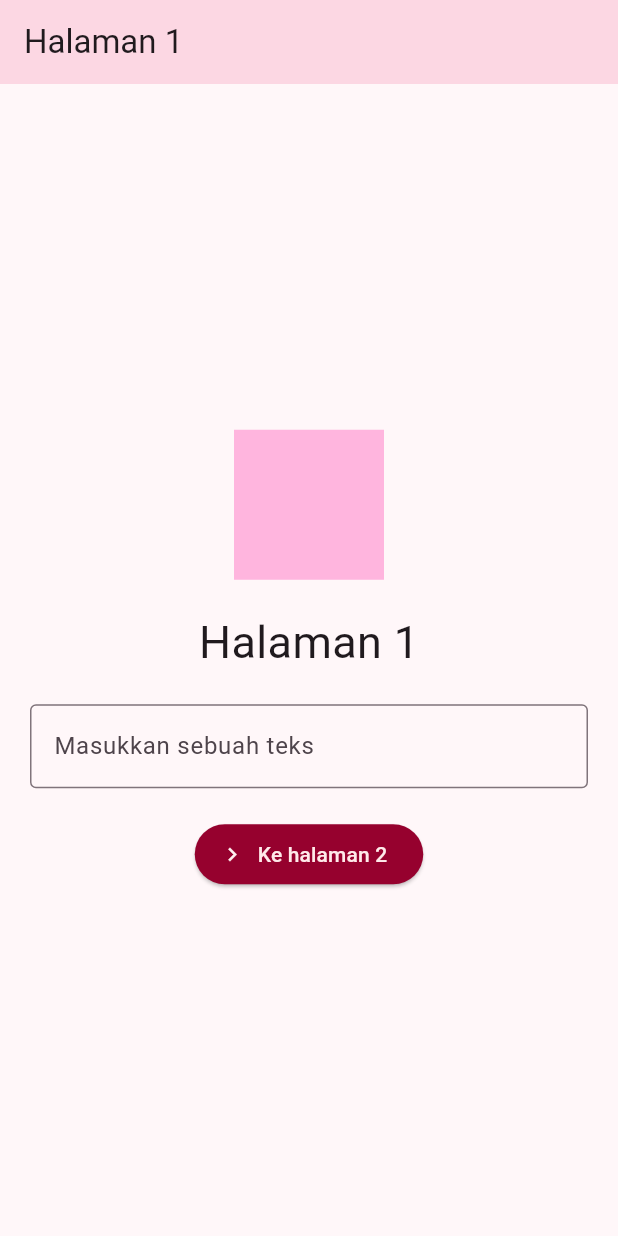
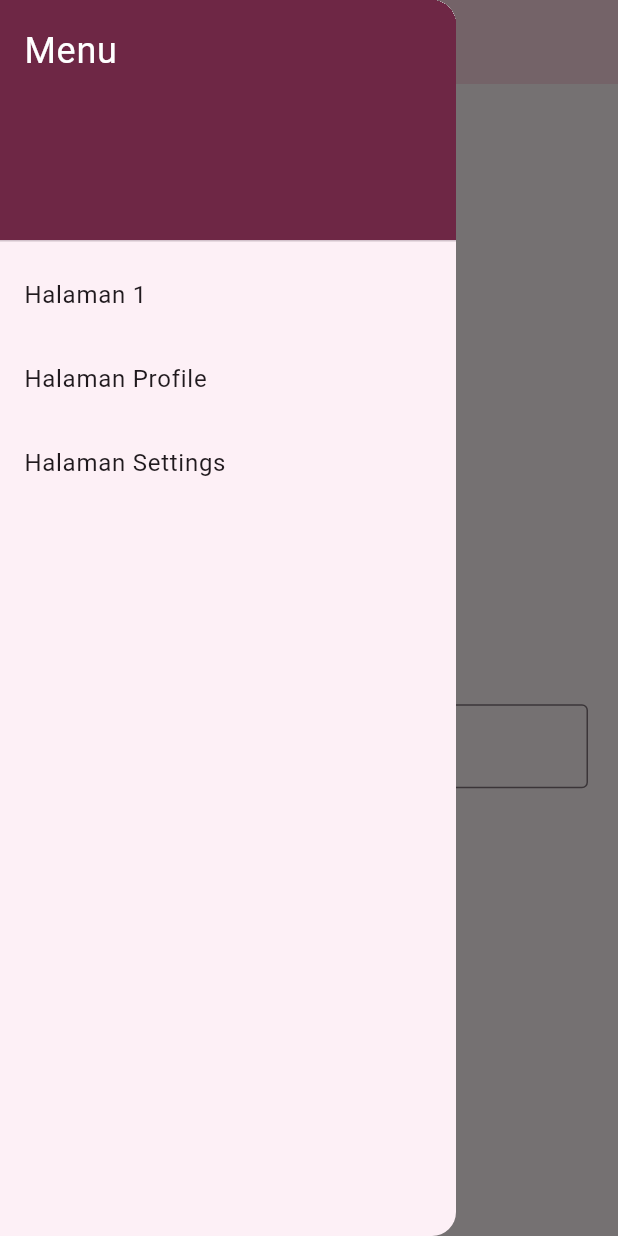
Before and after one commit to aureliazahra/navigation-tugas-project, a Flutter app: the screen it shows after launch, with the side drawer open (before the commit the screen has no drawer), on a phone screen of 412 x 824 dp. Run offline on Flutter 3.47's test engine with Material 3 defaults, Android fonts, the phone set to English and light mode, and no system bars.

Commit message:
add drawer

```diff
--- a/lib/views/halaman_1.dart
+++ b/lib/views/halaman_1.dart
@@ -1,5 +1,6 @@
 import 'package:flutter/material.dart';
 import 'package:navigation/views/halaman_2.dart';
+import 'package:navigation/widgets/drawer.dart';
 
 class Halaman1 extends StatefulWidget {
   Halaman1({super.key});
@@ -19,6 +20,7 @@ class _Halaman1State extends State<Halaman1> {
         title: const Text("Halaman 1"),
         backgroundColor: const Color.fromARGB(255, 252, 215, 227),
       ),
+      drawer: const MyDrawer(),
       body: Center(
         child: Column(
           mainAxisAlignment: MainAxisAlignment.center,
--- a/lib/views/profile.dart
+++ b/lib/views/profile.dart
@@ -1,4 +1,5 @@
 import 'package:flutter/material.dart';
+import 'package:navigation/widgets/drawer.dart';
 
 class Profile extends StatelessWidget {
   const Profile({super.key});
@@ -10,6 +11,7 @@ class Profile extends StatelessWidget {
         title: const Text('Profile'),
         backgroundColor: const Color.fromARGB(255, 241, 159, 255),
       ),
+      drawer: const MyDrawer(),
       body: const Center(
         child: Text(
           'Ini halaman profile',
--- a/lib/views/setting.dart
+++ b/lib/views/setting.dart
@@ -1,4 +1,5 @@
 import 'package:flutter/material.dart';
+import 'package:navigation/widgets/drawer.dart';
 
 class Setting extends StatelessWidget {
   const Setting ({super.key});
@@ -10,6 +11,7 @@ class Setting extends StatelessWidget {
         title: const Text('Setting'),
         backgroundColor: const Color.fromARGB(255, 255, 159, 167),
       ),
+      drawer: const MyDrawer(),
       body: const Center(
         child: Text(
           'Ini halaman setting',
--- /dev/null
+++ b/lib/widgets/drawer.dart
@@ -0,0 +1,46 @@
+import 'package:flutter/material.dart';
+import 'package:navigation/views/halaman_1.dart';
+import 'package:navigation/views/profile.dart';
+import 'package:navigation/views/setting.dart';
+
+class MyDrawer extends StatelessWidget {
+  const MyDrawer({super.key});
+
+  @override
+  Widget build(BuildContext context) {
+    return Drawer(
+      child: ListView(
+        children: [
+          const DrawerHeader(
+            decoration: BoxDecoration(color: Color.fromARGB(255, 110, 39, 69)),
+            child: Text(
+              'Menu',
+              style: TextStyle(color: Colors.white, fontSize: 24),
+            ),
+            ),
+            ListTile(
+              title: const Text("Halaman 1"),
+              onTap: () {
+                Navigator.pushReplacement(context,
+                MaterialPageRoute(builder: (context) => Halaman1()));
+              },
+            ),
+            ListTile(
+              title: const Text("Halaman Profile"),
+              onTap: () {
+                Navigator.pushReplacement(context,
+                MaterialPageRoute(builder: (context) => const Profile()));
+              },
+            ),
+            ListTile(
+              title: const Text("Halaman Settings"),
+              onTap: () {
+                Navigator.pushReplacement(context,
+                MaterialPageRoute(builder: (context) => const Setting()));
+              },
+            ),
+        ],
+      ),
+    );
+  }
+}
```
